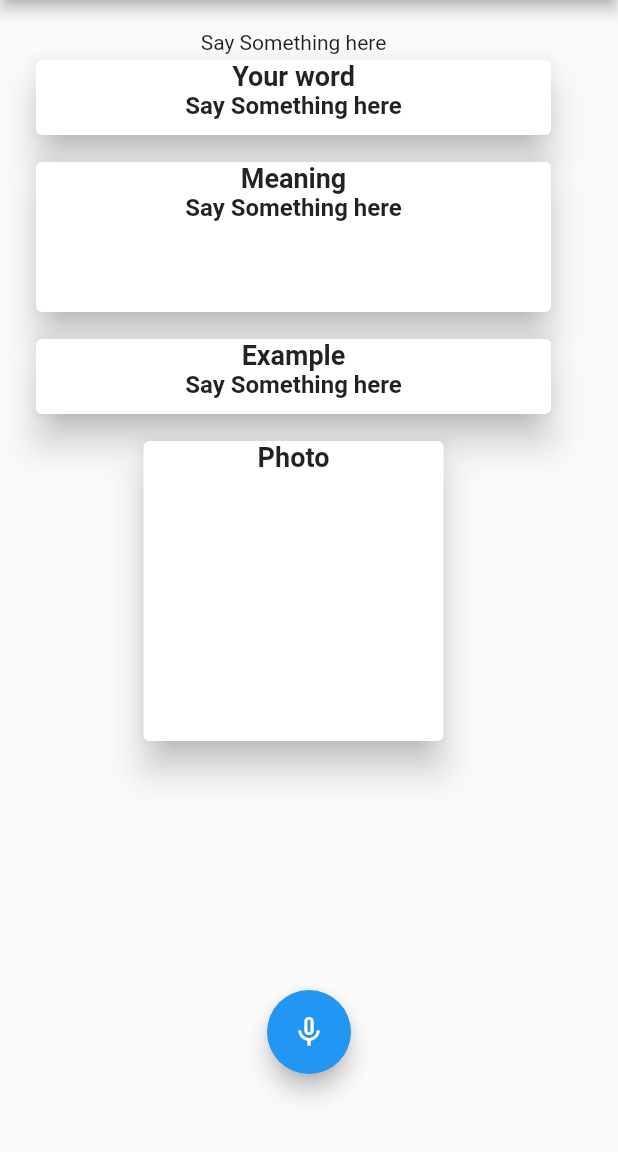
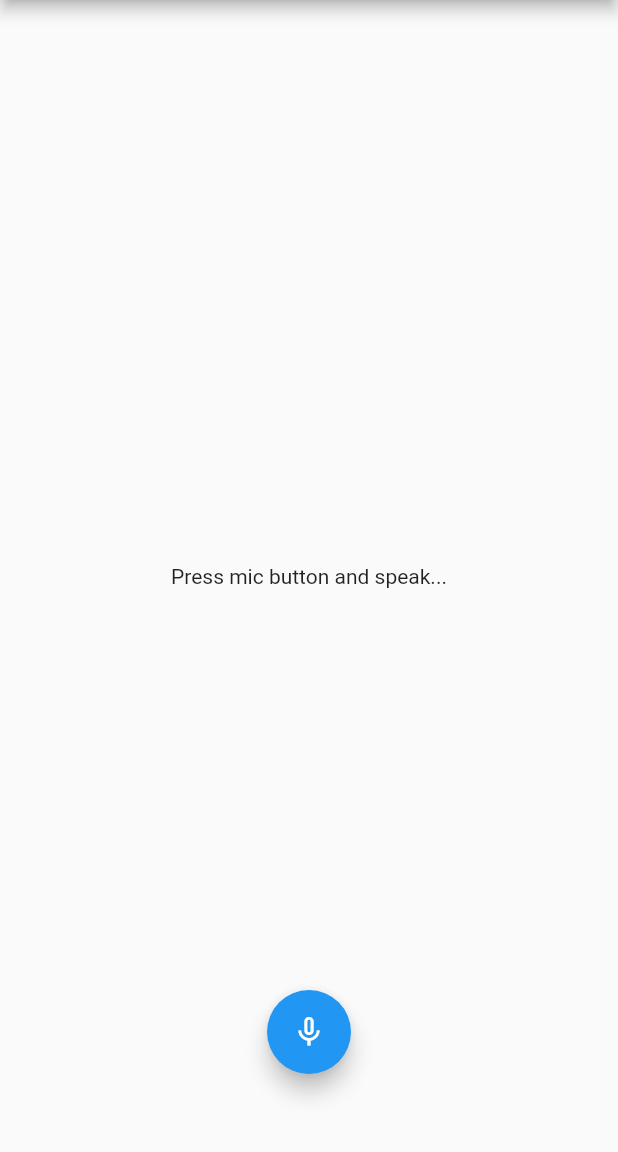
Before and after one commit to ijogendrajat/pingolearn_task, a Flutter app: the screen it shows after launch, on a phone screen of 412 x 824 dp, the part 84-1236 px from its top. Run offline on Flutter 3.47's test engine with Material 2 defaults, Android fonts, the light colour scheme and no system bars; drawn by our look-alikes of avatar_glow; our stand-ins replace speech_to_text.

Commit message:
final :+1:

```diff
--- a/pingolearn_task/lib/main.dart
+++ b/pingolearn_task/lib/main.dart
@@ -1,13 +1,16 @@
+import 'dart:async';
+import 'dart:convert';
+
 import 'package:avatar_glow/avatar_glow.dart';
 import 'package:flutter/material.dart';
 import 'package:speech_to_text/speech_to_text.dart' as stt;
+import 'package:http/http.dart';
 
 void main() {
   runApp(MyApp());
 }
 
 class MyApp extends StatelessWidget {
-  // This widget is the root of your application.
   @override
   Widget build(BuildContext context) {
     return MaterialApp(
@@ -26,10 +29,37 @@ class MyHomePage extends StatefulWidget {
 }
 
 class _MyHomePageState extends State<MyHomePage> {
+  //speech to text part
+
   stt.SpeechToText _speech;
-  String _text = "Say Something here";
+  String _text = "cow";
   bool _isListening = false;
-  // String _currentLocaleId = '';
+
+  //api data
+  String url = "https://owlbot.info/api/v4/dictionary/";
+  String token = "08a5e3222b8be11a8bdcbaa455cb0f7ab1e7f608";
+  Stream _stream;
+  StreamController streamController;
+  searchText() async {
+    if (_text == null || _text.length == 0) {
+      streamController.add(null);
+      return;
+    }
+    streamController.add("waiting");
+    Response response = await get(url + _text.trim(),
+        headers: {"Authorization": "Token " + token});
+    streamController.add(json.decode(response.body));
+  }
+
+  @override
+  void initState() {
+    _speech = stt.SpeechToText();
+    super.initState();
+    streamController = StreamController();
+    _stream = streamController.stream;
+  }
+
+  //onpressed function here
 
   void _listen() async {
     if (!_isListening) {
@@ -40,9 +70,9 @@ class _MyHomePageState extends State<MyHomePage> {
       if (available) {
         setState(() => _isListening = true);
         _speech.listen(
-          // localeId: "en-US",
           onResult: (val) => setState(() {
             _text = val.recognizedWords;
+            searchText();
           }),
         );
       }
@@ -53,26 +83,43 @@ class _MyHomePageState extends State<MyHomePage> {
   }
 
   @override
-  // ignore: must_call_super
-  void initState() {
-    _speech = stt.SpeechToText();
-  }
-
-  @override
   Widget build(BuildContext context) {
     return Scaffold(
+      // appbar
       appBar: AppBar(
         title: Text("PingoLearn Task"),
         centerTitle: true,
       ),
-      body: SafeArea(
-          child: SingleChildScrollView(
+      // body
+      body: Container(
+        margin: EdgeInsets.all(8),
+        child: StreamBuilder(
+          builder: (BuildContext context, AsyncSnapshot snapshot) {
+            if (snapshot.data == null) {
+              return Center(
+                child: Text("Press mic button and speak..."),
+              );
+            }
+            if (snapshot.data == "waiting") {
+              return Center(
+                child: CircularProgressIndicator(),
+              );
+            }
+
+            // output
+            return ListView.builder(
+              itemCount: snapshot.data["definitions"].length,
+              itemBuilder: (BuildContext context, int index) {
+                return SingleChildScrollView(
                   padding: EdgeInsets.all(20),
                   child: Column(
                     mainAxisAlignment: MainAxisAlignment.center,
                     crossAxisAlignment: CrossAxisAlignment.center,
                     children: [
-            Text(_text),
+                      Text("your speech to text = " + _text),
+                      SizedBox(
+                        height: 10,
+                      ),
                       Card(
                         elevation: 10,
                         child: Container(
@@ -81,11 +128,13 @@ class _MyHomePageState extends State<MyHomePage> {
                           child: Column(children: [
                             Text(
                               "Your word",
-                    style: TextStyle(fontSize: 18, fontWeight: FontWeight.bold),
+                              style: TextStyle(
+                                  fontSize: 18, fontWeight: FontWeight.bold),
                             ),
                             Text(
                               _text,
-                    style: TextStyle(fontSize: 16, fontWeight: FontWeight.bold),
+                              style: TextStyle(
+                                  fontSize: 16, fontWeight: FontWeight.normal),
                             ),
                           ]),
                         ),
@@ -96,16 +145,20 @@ class _MyHomePageState extends State<MyHomePage> {
                       Card(
                         elevation: 10,
                         child: Container(
+                          padding: EdgeInsets.all(5),
                           height: 100,
                           width: MediaQuery.of(context).size.width / 1.2,
                           child: Column(children: [
                             Text(
                               "Meaning",
-                    style: TextStyle(fontSize: 18, fontWeight: FontWeight.bold),
+                              style: TextStyle(
+                                  fontSize: 16, fontWeight: FontWeight.bold),
                             ),
                             Text(
-                    _text,
-                    style: TextStyle(fontSize: 16, fontWeight: FontWeight.bold),
+                              snapshot.data["definitions"][index]["definition"]
+                                  .toString(),
+                              style: TextStyle(
+                                  fontSize: 14, fontWeight: FontWeight.normal),
                             ),
                           ]),
                         ),
@@ -121,11 +174,13 @@ class _MyHomePageState extends State<MyHomePage> {
                           child: Column(children: [
                             Text(
                               "Example",
-                    style: TextStyle(fontSize: 18, fontWeight: FontWeight.bold),
+                              style: TextStyle(
+                                  fontSize: 18, fontWeight: FontWeight.bold),
                             ),
                             Text(
-                    _text,
-                    style: TextStyle(fontSize: 16, fontWeight: FontWeight.bold),
+                              _text.toString(),
+                              style: TextStyle(
+                                  fontSize: 16, fontWeight: FontWeight.normal),
                             ),
                           ]),
                         ),
@@ -138,17 +193,27 @@ class _MyHomePageState extends State<MyHomePage> {
                         child: Container(
                           height: 200,
                           width: 200,
-                child: Column(children: [
-                  Text(
-                    "Photo",
-                    style: TextStyle(fontSize: 18, fontWeight: FontWeight.bold),
+                          decoration: BoxDecoration(
+                            image: DecorationImage(
+                              image: NetworkImage(snapshot.data["definitions"]
+                                      [index]["image_url"]
+                                  .toString()),
+                              fit: BoxFit.fill,
                             ),
-                ]),
+                            // shape: BoxShape,
+                          ),
                         ),
                       ),
                     ],
                   ),
-      )),
+                );
+              },
+            );
+          },
+          stream: _stream,
+        ),
+      ),
+      //floating action button
       floatingActionButtonLocation: FloatingActionButtonLocation.centerDocked,
       floatingActionButton: AvatarGlow(
         animate: _isListening,
--- a/pingolearn_task/pubspec.yaml
+++ b/pingolearn_task/pubspec.yaml
@@ -21,7 +21,7 @@ environment:
   sdk: ">=2.7.0 <3.0.0"
 
 dependencies:
-  http: 0.13.0
+  http: ^0.12.2
   speech_recognition: ^0.3.0+1
   avatar_glow: ^2.0.2
   text_to_speech: ^0.2.3
```
Also changed, not shown: pingolearn_task/pubspec.lock. Lines whose indentation alone changed are shown as unchanged.
